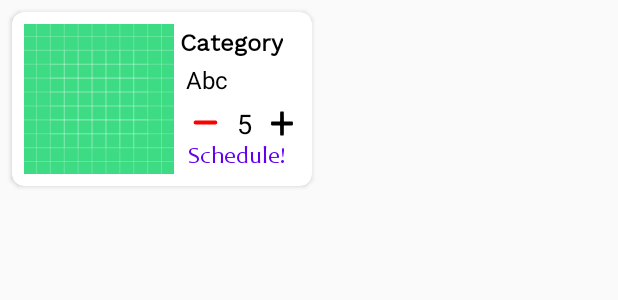
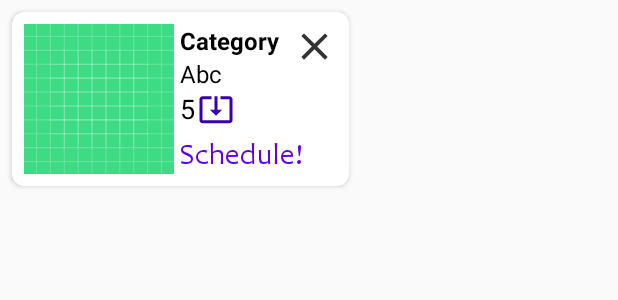
Before and after one commit to Aags26/Inventory-tracker, an Android app: the layout model_running_out.xml on its own in the app's theme, with its tools: preview values and no code run, on a phone screen of 412 x 824 dp. Shown: the top 300 px of the screen. Run offline under Robolectric (Android 15) with nearby library versions, the phone set to English and light mode, and no system bars.

Commit message:
Redesigned the layout

```diff
--- a/app/src/main/res/layout/model_running_out.xml
+++ b/app/src/main/res/layout/model_running_out.xml
@@ -31,7 +31,6 @@
             app:layout_constraintStart_toEndOf="@id/running_out_item_image"
             app:layout_constraintTop_toTopOf="parent"
             tools:text="Category"
-            android:fontFamily="@font/work_sans_regular"
             android:textColor="@color/black"
             android:textStyle="bold"
             android:textSize="16sp"/>
@@ -40,9 +39,8 @@
             android:id="@+id/running_out_item_name"
             android:layout_width="wrap_content"
             android:layout_height="wrap_content"
-            android:layout_marginStart="8dp"
+            android:layout_marginStart="4dp"
             android:layout_marginEnd="8dp"
-            android:layout_marginTop="2dp"
             android:textColor="@color/black"
             android:textSize="16sp"
             app:layout_constraintHorizontal_bias="0.2"
@@ -50,28 +48,20 @@
             app:layout_constraintTop_toBottomOf="@id/running_out_item_category"
             tools:text="Abc" />
 
-        <ImageView
-            android:id="@+id/running_out_decrease_quantity"
-            android:layout_width="wrap_content"
-            android:layout_height="wrap_content"
-            android:layout_marginTop="10dp"
-            android:background="?android:attr/selectableItemBackground"
-            android:src="@drawable/ic_minus"
-            app:layout_constraintStart_toStartOf="@id/running_out_item_name"
-            app:layout_constraintTop_toBottomOf="@id/running_out_item_name"
-            app:layout_constraintVertical_bias="0.8" />
-
         <TextView
             android:id="@+id/running_out_schedule_task"
-            android:layout_width="0dp"
+            android:layout_width="wrap_content"
             android:layout_height="wrap_content"
             android:background="?android:attr/selectableItemBackground"
             android:fontFamily="@font/candara"
             android:gravity="center"
             android:text="Schedule!"
+            app:layout_constraintHorizontal_bias="0"
+            android:layout_marginStart="4dp"
             android:textColor="@color/purple_500"
-            android:textSize="16sp"
-            app:layout_constraintTop_toBottomOf="@id/running_out_decrease_quantity"
+            android:textSize="20sp"
+            app:layout_constraintTop_toBottomOf="@id/running_out_update_quantity"
+            android:layout_marginTop="4dp"
             app:layout_constraintBottom_toBottomOf="parent"
             app:layout_constraintEnd_toEndOf="parent"
             app:layout_constraintStart_toEndOf="@id/running_out_item_image" />
@@ -80,26 +70,35 @@
             android:id="@+id/running_out_item_quantity"
             android:layout_width="wrap_content"
             android:layout_height="wrap_content"
-            android:layout_marginStart="8dp"
             android:textColor="@color/black"
             android:textSize="18sp"
-            app:layout_constraintBottom_toBottomOf="@id/running_out_decrease_quantity"
-            app:layout_constraintEnd_toStartOf="@id/running_out_increase_quantity"
-            app:layout_constraintStart_toEndOf="@id/running_out_decrease_quantity"
-            app:layout_constraintTop_toTopOf="@id/running_out_decrease_quantity"
+            app:layout_constraintTop_toBottomOf="@id/running_out_item_name"
+            app:layout_constraintStart_toStartOf="@id/running_out_item_name"
             tools:text="5" />
 
         <ImageView
-            android:id="@+id/running_out_increase_quantity"
+            android:id="@+id/running_out_delete_image"
             android:layout_width="wrap_content"
             android:layout_height="wrap_content"
+            android:background="?android:attr/selectableItemBackground"
+            android:src="@drawable/ic_close"
             android:layout_marginStart="8dp"
-            android:layout_marginEnd="8dp"
+            app:layout_constraintStart_toEndOf="@id/running_out_item_category"
+            app:layout_constraintEnd_toEndOf="parent"
+            app:layout_constraintTop_toTopOf="parent" />
+
+        <ImageView
+            android:id="@+id/running_out_update_quantity"
+            android:layout_width="wrap_content"
+            android:layout_height="wrap_content"
+            android:layout_marginStart="2dp"
             android:background="?android:attr/selectableItemBackground"
-            android:src="@drawable/ic_plus"
-            app:layout_constraintBottom_toBottomOf="@id/running_out_decrease_quantity"
-            app:layout_constraintStart_toEndOf="@id/running_out_item_quantity"
-            app:layout_constraintTop_toTopOf="@id/running_out_decrease_quantity" />
+            android:src="@drawable/ic_update"
+            app:layout_constraintHorizontal_bias="0"
+            app:layout_constraintBottom_toBottomOf="@id/running_out_item_quantity"
+            app:layout_constraintEnd_toEndOf="parent"
+            app:layout_constraintTop_toTopOf="@id/running_out_item_quantity"
+            app:layout_constraintStart_toEndOf="@id/running_out_item_quantity"/>
 
     </androidx.constraintlayout.widget.ConstraintLayout>
 
```
